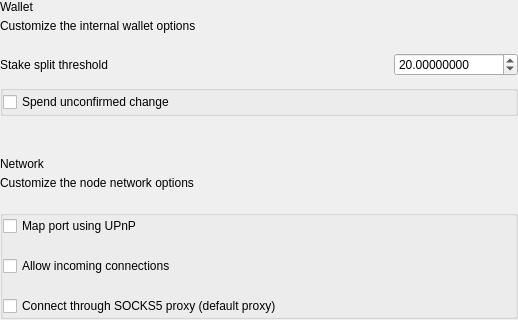
First picture: the form in src/qt/peppapow/settings/forms/settingswalletoptionswidget.ui, repository barrystyle/Blobfish, before the edit; both pictures show x 0 to 518 and y 0 to 320 of the 518 by 654 pixel window.
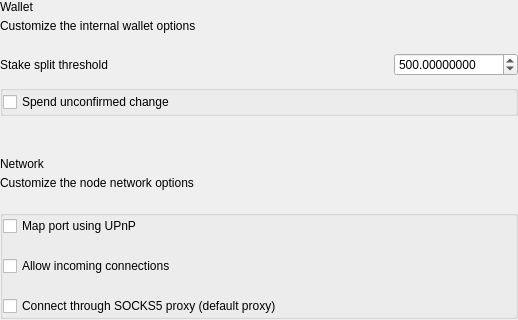
Second picture: the form after the edit.

Diff of the .ui file:
```diff
--- a/src/qt/peppapow/settings/forms/settingswalletoptionswidget.ui
+++ b/src/qt/peppapow/settings/forms/settingswalletoptionswidget.ui
@@ -133,7 +133,7 @@
              <number>999999</number>
             </property>
             <property name="value">
-             <number>20</number>
+             <number>500</number>
             </property>
            </widget>
           </item>
```
Left out of the diff: 8 changed lines with no effect on the pictures.
